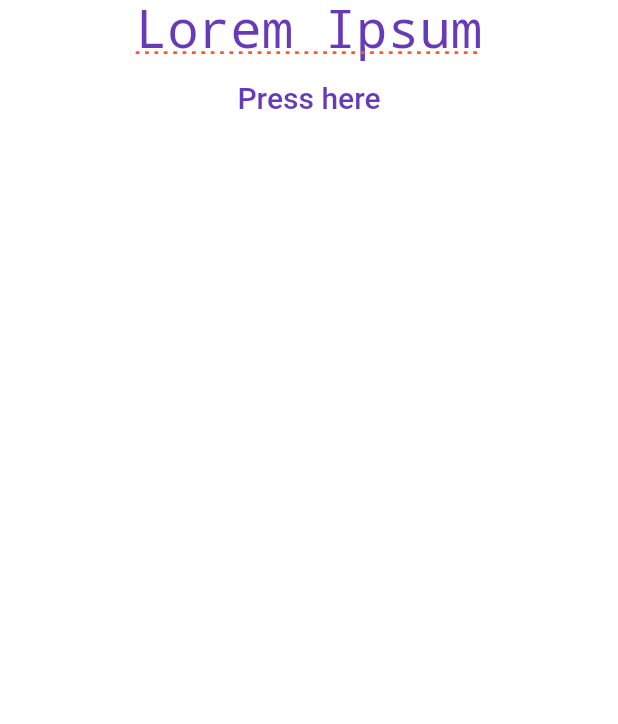
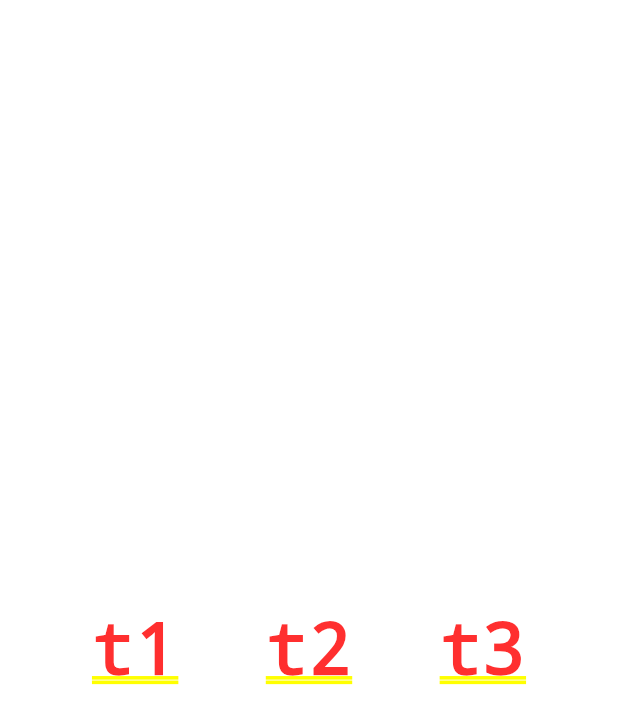
Before and after one commit to alissonzampietro/firstFlutterProject, a Flutter app: the screen it shows after launch, on a phone screen of 412 x 824 dp. Shown: the top 724 px of the screen. Run offline on Flutter 3.47's test engine with Material 2 defaults, Android fonts, the phone set to English and light mode, and no system bars.

Commit message:
feat: creating widgets

```diff
--- /dev/null
+++ b/lib/modules/WidgetAlignment.dart
@@ -0,0 +1,15 @@
+import 'package:flutter/material.dart';
+
+class WidgetAlignment extends StatelessWidget {
+  @override
+  Widget build(BuildContext context) {
+    return Row(
+      children: <Widget>[
+        Text('t1'),
+        Text('t2'),
+        Text('t3'),
+      ],
+      mainAxisAlignment: MainAxisAlignment.spaceEvenly,
+    );
+  }
+}
```
Also changed, not shown: lib/main.dart (+13 -9 lines), lib/modules/CustomSpacing.dart (added, +13 -0 lines), lib/modules/WidgetPadding.dart (added, +23 -0 lines), 1 other file.
